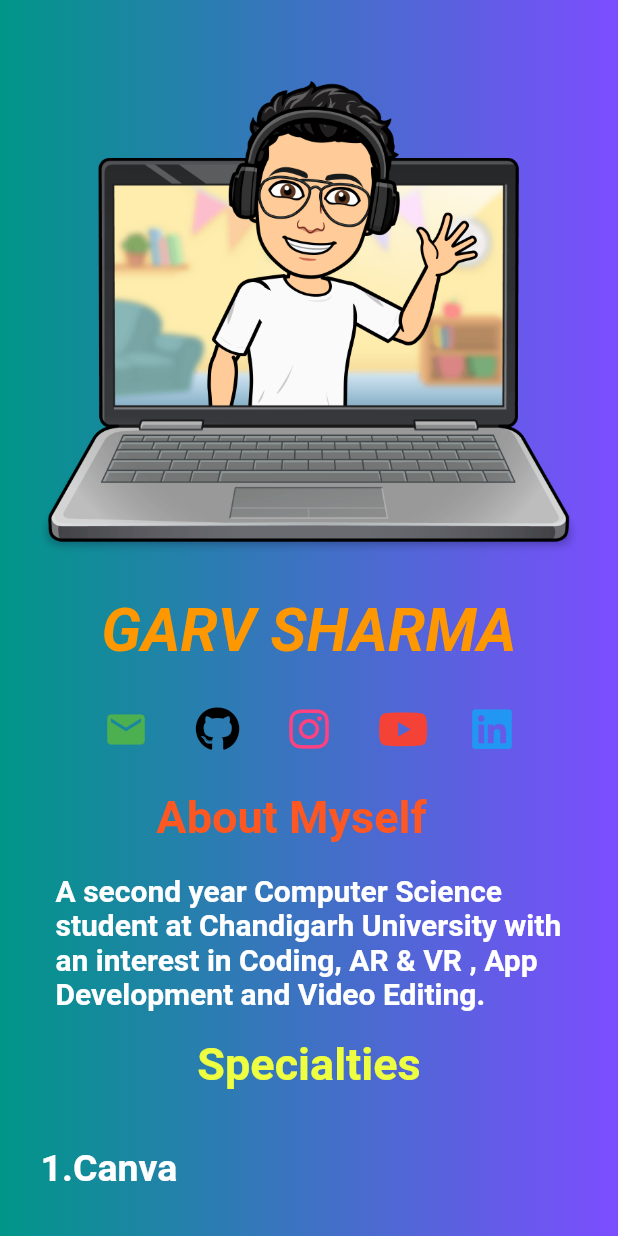
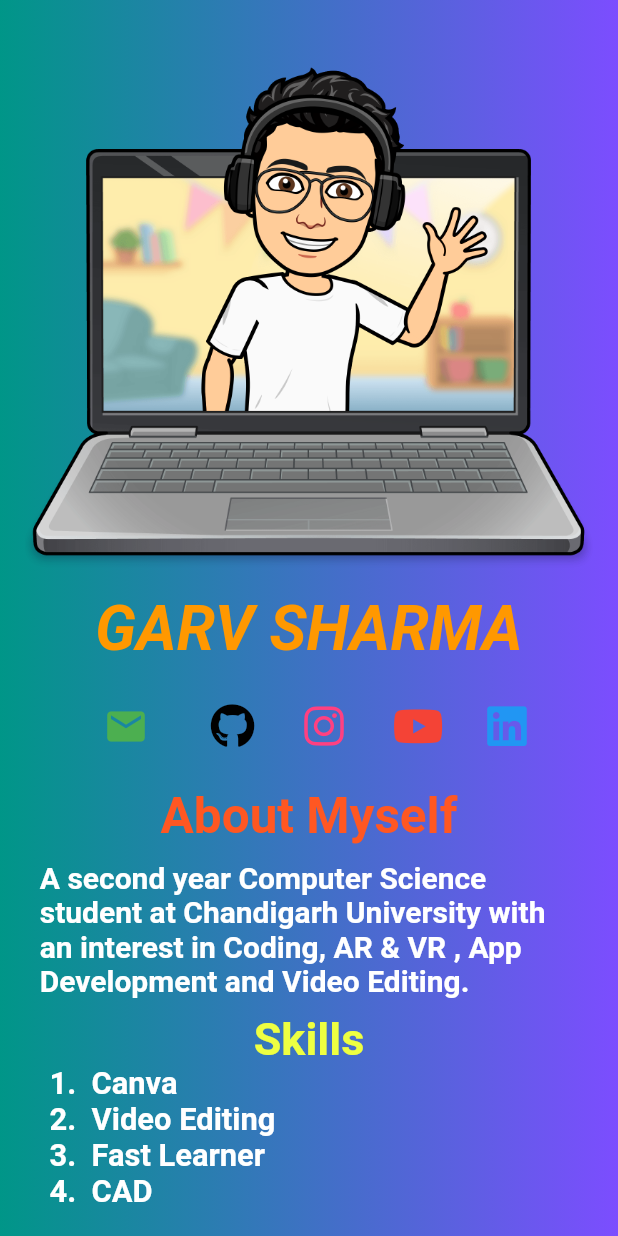
Before and after one commit to garvsharmxa/FLUTTER_INTRODUCTION_UI-, a Flutter app: the screen it shows after launch, after a tap on "Click Here To Know More !", on a phone screen of 412 x 824 dp. Run offline on Flutter 3.47's test engine with Material 2 defaults, Android fonts, the phone set to English and light mode, and no system bars; our stand-ins replace font_awesome_flutter.

Commit message:
FIXES : 1) Adaptability introduced throughout the widget tree 2) Deprecated widgets replaced with newer alternatives 3) Widget UI improved 4) Dependencies handled

```diff
--- a/lib/home/home.dart
+++ b/lib/home/home.dart
@@ -1,6 +1,7 @@
 import 'package:flutter/material.dart';
 import 'package:font_awesome_flutter/font_awesome_flutter.dart';
 import 'package:url_launcher/url_launcher.dart';
+import 'package:url_launcher/url_launcher_string.dart';
 
 class HomePage extends StatelessWidget {
   static String tag = 'home-page';
@@ -10,17 +11,18 @@ class HomePage extends StatelessWidget {
   @override
   Widget build(BuildContext context) {
 
+    double width = MediaQuery.of(context).size.width;
+
     const garv = Hero(
       tag: 'hero',
       child: Image(image: AssetImage("assets/lw.png"))
     );
 
-    const welcome = Padding(
-      padding: EdgeInsets.all(12.0),
+    var welcome = Center(
       child: Text(
         "GARV SHARMA",
         style: TextStyle(
-            fontSize: 40.0,
+            fontSize: width * 0.1,
             color: Colors.orange,
             fontStyle: FontStyle.italic,
             fontWeight: FontWeight.bold),
@@ -31,11 +33,11 @@ class HomePage extends StatelessWidget {
       mainAxisAlignment: MainAxisAlignment.center,
       children: [
         Padding(
-          padding: const EdgeInsets.all(6.5),
+          padding: EdgeInsets.all(width * 0.04),
           child: Container(
             color: Colors.transparent,
             child: IconButton(
-              onPressed: () => launch('mailto:sgarv0710@gmail.com'),
+              onPressed: () => launchUrlString('mailto:sgarv0710@gmail.com'),
               icon: const Icon(
                 Icons.email,
                 size: 30,
@@ -49,7 +51,7 @@ class HomePage extends StatelessWidget {
           child: Container(
             color: Colors.transparent,
             child: IconButton(
-              onPressed: () => launch('https://github.com/garvsharmxa'),
+              onPressed: () => launchUrlString('https://github.com/garvsharmxa'),
               icon: const Icon(
                 FontAwesomeIcons.github,
                 size: 30,
@@ -63,7 +65,7 @@ class HomePage extends StatelessWidget {
           child: Container(
             color: Colors.transparent,
             child: IconButton(
-              onPressed: () => launch('https://www.instagram.com/garvsharmxa/'),
+              onPressed: () => launchUrlString('https://www.instagram.com/garvsharmxa/'),
               icon: const Icon(
                 FontAwesomeIcons.instagram,
                 size: 30,
@@ -77,7 +79,7 @@ class HomePage extends StatelessWidget {
           child: Container(
             color: Colors.transparent,
             child: IconButton(
-              onPressed: () => launch(
+              onPressed: () => launchUrlString(
                   'https://www.youtube.com/channel/UCP6jI0MWwGSCL5SIWnwyTzQ'),
               icon: const Icon(
                 FontAwesomeIcons.youtube,
@@ -93,7 +95,7 @@ class HomePage extends StatelessWidget {
             color: Colors.transparent,
             child: IconButton(
               onPressed: () =>
-                  launch('https://www.linkedin.com/in/garvsharmxa/'),
+                  launchUrlString('https://www.linkedin.com/in/garvsharmxa/'),
               icon: const Icon(
                 FontAwesomeIcons.linkedin,
                 size: 30,
@@ -105,12 +107,11 @@ class HomePage extends StatelessWidget {
       ],
     );
 
-    const intro = Padding(
-      padding: EdgeInsets.all(10.0),
+    var intro = Center(
       child: Text(
-        "         About Myself                               ",
+        "About Myself",
         style: TextStyle(
-            fontSize: 30.0, color: Colors.deepOrange, fontWeight: FontWeight.bold),
+            fontSize: width * 0.08, color: Colors.deepOrange, fontWeight: FontWeight.bold),
       ),
     );
 
@@ -123,58 +124,57 @@ class HomePage extends StatelessWidget {
       ),
     );
 
-    const preet = Padding(
-      padding: EdgeInsets.all(8.0),
+    const preet = Center(
       child: Text(
-        "Specialties",
+        "Skills",
         style: TextStyle(
             fontSize: 30.0, color: Colors.limeAccent, fontWeight: FontWeight.bold),
       ),
     );
 
-    const boy = Padding(
-      padding: EdgeInsets.all(0),
+    var boy =  Padding(
+      padding: EdgeInsets.only(left: width * 0.04),
       child: Text(
-        "                                             1.Canva       ",
+       "1.  Canva",
        style: TextStyle(
-            fontSize: 25.0, color: Colors.white, fontWeight: FontWeight.bold),
+           fontSize: width * 0.05, color: Colors.white, fontWeight: FontWeight.bold),
           ),
     );
-    const bag = Padding(
-      padding: EdgeInsets.all(0),
+    var bag =  Padding(
+      padding: EdgeInsets.only(left: width * 0.04),
       child: Text(
-        "                                                     2.Video Edditing       ",
+       "2.  Video Editing",
        style: TextStyle(
-            fontSize: 25.0, color: Colors.white, fontWeight: FontWeight.bold),
+           fontSize: width * 0.05, color: Colors.white, fontWeight: FontWeight.bold),
           ),
     );
 
-    const car = Padding(
-      padding: EdgeInsets.all(0),
+    var car =  Padding(
+      padding: EdgeInsets.only(left: width * 0.04),
       child: Text(
-        "                                                3.Fast Learner    ",
+       "3.  Fast Learner",
        style: TextStyle(
-            fontSize: 25.0, color: Colors.white, fontWeight: FontWeight.bold),
+           fontSize: width * 0.05, color: Colors.white, fontWeight: FontWeight.bold),
           ),
     );
-    const cad = Padding(
-      padding: EdgeInsets.all(0),
+    var cad = Padding(
+      padding: EdgeInsets.only(left: width * 0.04),
       child: Text(
-        "                                                      4.",
+       "4.  CAD",
        style: TextStyle(
-            fontSize: 25.0, color: Colors.white, fontWeight: FontWeight.bold),
+           fontSize: width * 0.05, color: Colors.white, fontWeight: FontWeight.bold),
           ),
     );
 
     final body = Container(
-      width: MediaQuery.of(context).size.width,
-      padding: const EdgeInsets.all(15.0),
+      width: double.maxFinite,
+      height: double.maxFinite,
+      padding: EdgeInsets.all(width * 0.04),
       decoration: const BoxDecoration(
         gradient: LinearGradient(colors: [Colors.teal, Colors.deepPurpleAccent]),
       ),
-      child: SingleChildScrollView(
-        child: Padding( padding: const EdgeInsets.all(12),
-          child: Column(
+      child: ListView(
+        physics: const BouncingScrollPhysics(),
         children: [
           garv,
           welcome,
@@ -188,8 +188,6 @@ class HomePage extends StatelessWidget {
           cad
         ],
       ),
-        ),
-      ),
     );
 
     return Scaffold(
--- a/lib/intro/intro.dart
+++ b/lib/intro/intro.dart
@@ -1,6 +1,6 @@
 import 'package:flutter/material.dart';
+import 'package:flutter/services.dart';
 import '../home/home.dart';
-
 
 class LoginPage extends StatefulWidget {
   static String tag = 'login-page';
@@ -10,37 +10,51 @@ class LoginPage extends StatefulWidget {
   @override
   State<LoginPage> createState() => _LoginPageState();
 }
+
 class _LoginPageState extends State<LoginPage> {
   @override
+  Widget build(BuildContext context) {
+    SystemChrome.setSystemUIOverlayStyle(
+        const SystemUiOverlayStyle(statusBarColor: Colors.transparent));
 
-  Widget build(BuildContext context) {
+    double width = MediaQuery.of(context).size.width;
+
     final logo = Hero(
       tag: 'hero',
       child: CircleAvatar(
         backgroundColor: Colors.transparent,
-        radius:200.0,
+        radius: width * 0.5,
         child: Image.asset('assets/hi.png'),
       ),
     );
 
-
     final loginbutton = Padding(
-      padding: const EdgeInsets.symmetric(vertical: 16.0),
+      padding: EdgeInsets.symmetric(vertical: width * 0.1),
       child: Material(
-        borderRadius: BorderRadius.circular(30.0),
+        borderRadius: BorderRadius.circular(width * 0.1),
         shadowColor: Colors.lightBlueAccent.shade100,
         color: Colors.white,
-        elevation:15.0,
-        child: MaterialButton(
-          minWidth: 200.0,
-          height: 42.0,
-          onPressed: () {
-            Navigator.of(context).pushNamed(HomePage.tag);
-          },
-          color: Colors.red[500],
-          child: const Text(
-            'Click Here To Know More !',
-            style: TextStyle(color: Colors.white,fontWeight: FontWeight.bold,fontSize: 19),
+        elevation: width * 0.05 ,
+        child: Padding(
+          padding:  EdgeInsets.symmetric(horizontal: width * 0.02),
+          child: ElevatedButton(
+            style: ButtonStyle(
+              backgroundColor: MaterialStateProperty.all<Color>(Colors.red[500]!),
+              shape: MaterialStateProperty.all<RoundedRectangleBorder>(
+                RoundedRectangleBorder(
+                  borderRadius: BorderRadius.circular(width * 0.1),
+                ),
+
+              ),
+            ),
+            onPressed: () {
+              Navigator.of(context).pushNamed(HomePage.tag);
+            },
+            child: Text(
+              'Click Here To Know More !',
+              style: TextStyle(
+                  color: Colors.white, fontWeight: FontWeight.bold, fontSize: width * 0.05),
+            ),
           ),
         ),
       ),
@@ -51,13 +65,13 @@ class _LoginPageState extends State<LoginPage> {
       body: Center(
         child: ListView(
           shrinkWrap: true,
-          padding: const EdgeInsets.only(left: 25.0 ,right: 25.0 ),
+          padding: EdgeInsets.symmetric(horizontal: width * 0.1),
           children: [
             logo,
-            const SizedBox(
-              height: 48.0,
+            SizedBox(
+              height: width * 0.1,
             ),
-           loginbutton,
+            loginbutton,
           ],
         ),
       ),
--- a/lib/main.dart
+++ b/lib/main.dart
@@ -18,6 +18,7 @@ class MyApp extends StatelessWidget {
   Widget build(BuildContext context) {
     return MaterialApp(
       title: 'Garv',
+      debugShowCheckedModeBanner: false,
       theme: ThemeData(
         primarySwatch: Colors.blue,
       ),
```
Also changed, not shown: pubspec.lock. Lines whose indentation alone changed are shown as unchanged.
